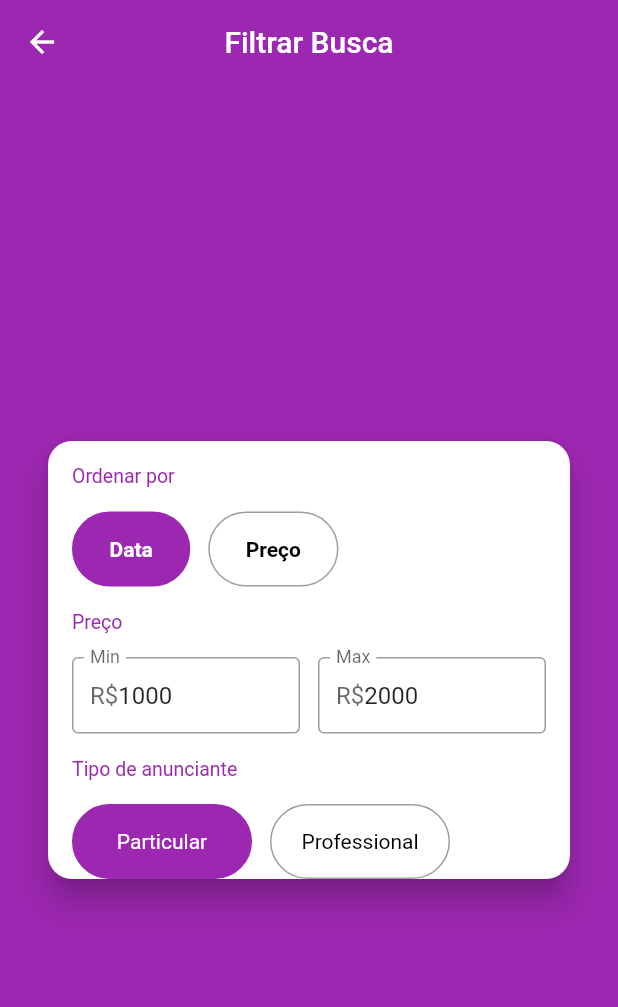
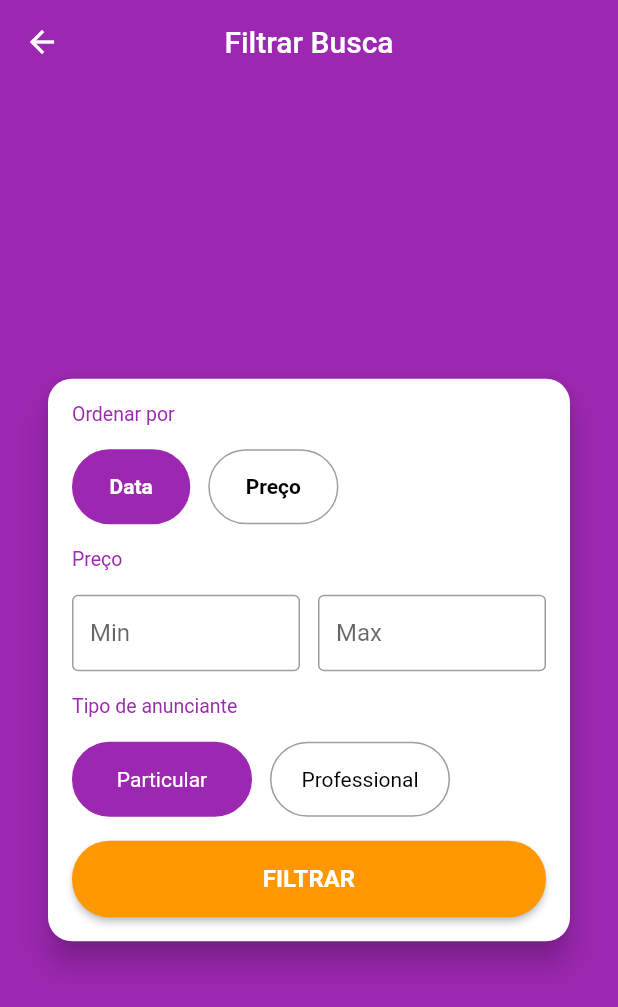
Before and after one commit to eskokado/esk_olx_mobx, a Flutter app: the FilterScreen screen opened directly, on a phone screen of 412 x 824 dp. Shown: the top 1007 px of the screen. Run offline on Flutter 3.47's test engine with Material 2 defaults, Android fonts, the phone set to English and light mode, and no system bars; our stand-ins replace brasil_fields, dio, flutter_mobx, get_it, image_cropper, image_picker and 3 more; accounts and stored records are empty; generated files the repository leaves out were written again; network calls fail; statements that could not run were skipped.

Commit message:
feat: Aplicando o Filtro

```diff
--- a/lib/screens/filter/filter_screen.dart
+++ b/lib/screens/filter/filter_screen.dart
@@ -1,12 +1,15 @@
 import 'package:flutter/material.dart';
+import 'package:flutter_mobx/flutter_mobx.dart';
+import 'package:get_it/get_it.dart';
 
 import '../../stores/filter_store.dart';
+import '../../stores/home_store.dart';
 import 'components/order_by_field.dart';
 import 'components/price_range_field.dart';
 import 'components/vendor_type_field.dart';
 
 class FilterScreen extends StatelessWidget {
-  final FilterStore filterStore = FilterStore();
+  final FilterStore filterStore = GetIt.I<HomeStore>().clonedFilter;
   @override
   Widget build(BuildContext context) {
     return Scaffold(
@@ -25,10 +28,37 @@
             padding: EdgeInsets.symmetric(horizontal: 16),
             child: Column(
               mainAxisSize: MainAxisSize.min,
+              crossAxisAlignment: CrossAxisAlignment.stretch,
               children: [
                 OrderByField(filterStore),
                 PriceRangeField(filterStore),
                 VendorTypeField(filterStore),
+                Observer(
+                  builder: (_) {
+                    return Padding(
+                      padding: EdgeInsets.symmetric(vertical: 16),
+                      child: ElevatedButton(
+                        style: ElevatedButton.styleFrom(
+                          onPrimary: Colors.white,
+                          primary: Colors.orange,
+                          onSurface: Colors.orange.withAlpha(120),
+                          padding: EdgeInsets.symmetric(vertical: 16),
+                          shape: const RoundedRectangleBorder(
+                            borderRadius: BorderRadius.all(Radius.circular(25)),
+                          ),
+                        ),
+                        onPressed: filterStore.isFormValid ? () {} : null,
+                        child: Text(
+                          'FILTRAR',
+                          style: TextStyle(
+                            fontSize: 16,
+                            fontWeight: FontWeight.w600,
+                          ),
+                        ),
+                      ),
+                    );
+                  },
+                ),
               ],
             ),
           ),
```
Also changed, not shown: lib/stores/filter_store.dart (+30 -4 lines), lib/stores/home_store.dart (+9 -0 lines), lib/stores/filter_store.g.dart, lib/stores/home_store.g.dart.
